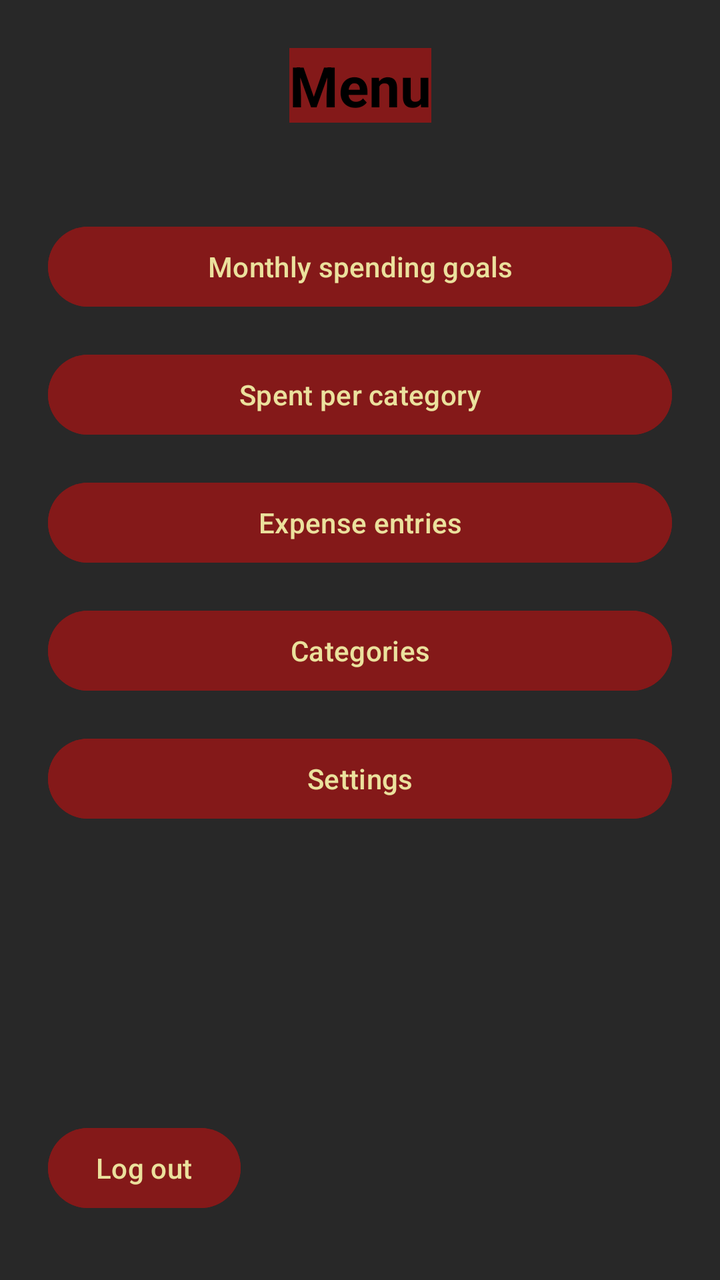
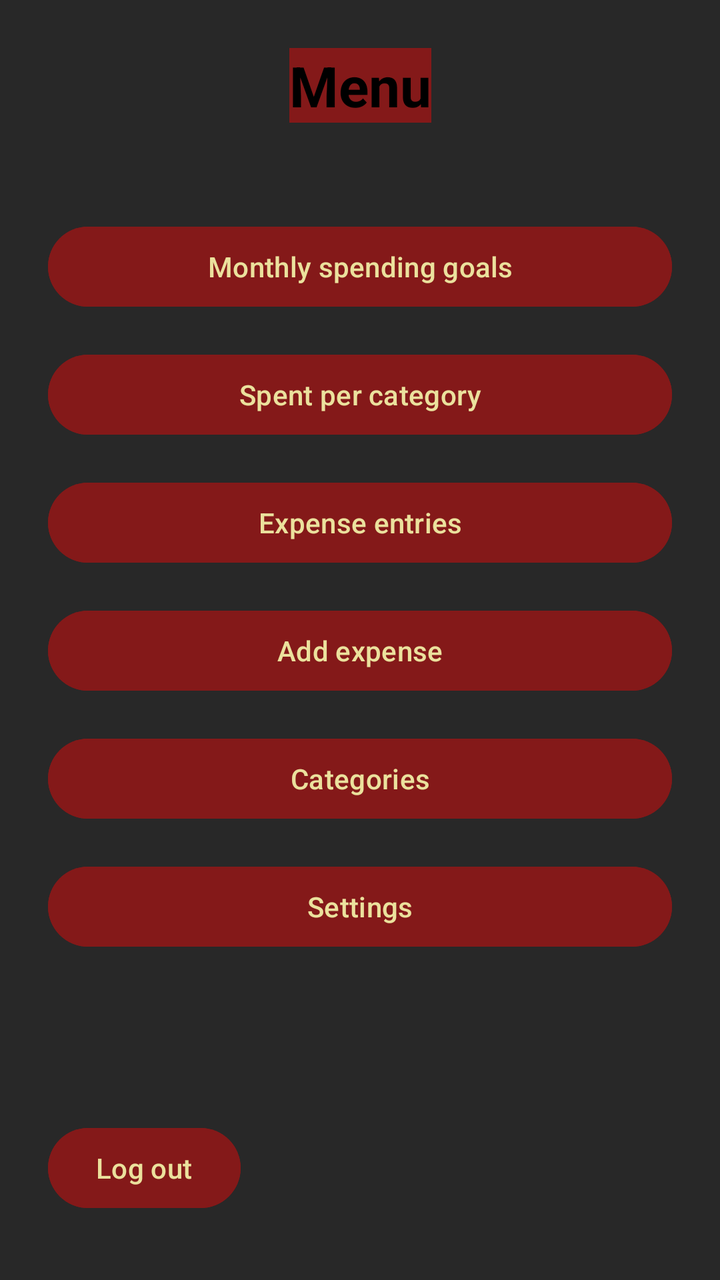

Before-and-after screenshots of an Android layout around one commit, followed by the original layout XML and the change that was made.
<!-- AndroidManifest.xml: application theme Theme.OPSC7311Introduction -->
<!-- res/layout/activity_menu.xml -->
<?xml version="1.0" encoding="utf-8"?>
<androidx.constraintlayout.widget.ConstraintLayout xmlns:android="http://schemas.android.com/apk/res/android"
    xmlns:app="http://schemas.android.com/apk/res-auto"
    xmlns:tools="http://schemas.android.com/tools"
    android:layout_width="match_parent"
    android:layout_height="match_parent"
    android:background="#282828"
    android:padding="24dp"
    tools:context=".Menu">

    <TextView
        android:id="@+id/tvMenuTitle"
        android:layout_width="wrap_content"
        android:layout_height="wrap_content"
        android:background="#841919"
        android:backgroundTint="#841919"
        android:text="Menu"
        android:textColor="#000000"
        android:textSize="28sp"
        android:textStyle="bold"
        app:layout_constraintEnd_toEndOf="parent"
        app:layout_constraintStart_toStartOf="parent"
        app:layout_constraintTop_toTopOf="parent" />

    <Button
        android:id="@+id/btnMonthlyGoals"
        android:layout_width="0dp"
        android:layout_height="wrap_content"
        android:layout_marginTop="48dp"
        android:backgroundTint="#841919"
        android:text="Monthly spending goals"
        android:textColor="#EBE19D"
        app:layout_constraintEnd_toEndOf="parent"
        app:layout_constraintStart_toStartOf="parent"
        app:layout_constraintTop_toBottomOf="@id/tvMenuTitle" />

    <Button
        android:id="@+id/btnCategoryTotals"
        android:layout_width="0dp"
        android:layout_height="wrap_content"
        android:layout_marginTop="16dp"
        android:backgroundTint="#841919"
        android:text="Spent per category"
        android:textColor="#EBE19D"
        app:layout_constraintEnd_toEndOf="parent"
        app:layout_constraintStart_toStartOf="parent"
        app:layout_constraintTop_toBottomOf="@id/btnMonthlyGoals" />

    <Button
        android:id="@+id/btnExpenseList"
        android:layout_width="0dp"
        android:layout_height="wrap_content"
        android:layout_marginTop="16dp"
        android:backgroundTint="#841919"
        android:text="Expense entries"
        android:textColor="#EBE19D"
        app:layout_constraintEnd_toEndOf="parent"
        app:layout_constraintStart_toStartOf="parent"
        app:layout_constraintTop_toBottomOf="@id/btnCategoryTotals" />

    <Button
        android:id="@+id/btnMenuCategories"
        android:layout_width="0dp"
        android:layout_height="wrap_content"
        android:layout_marginTop="16dp"
        android:backgroundTint="#841919"
        android:text="Categories"
        android:textColor="#EBE19D"
        app:layout_constraintEnd_toEndOf="parent"
        app:layout_constraintStart_toStartOf="parent"
        app:layout_constraintTop_toBottomOf="@id/btnExpenseList" />

    <Button
        android:id="@+id/btnMenuSettings"
        android:layout_width="0dp"
        android:layout_height="wrap_content"
        android:layout_marginTop="16dp"
        android:backgroundTint="#841919"
        android:text="Settings"
        android:textColor="#EBE19D"
        app:layout_constraintEnd_toEndOf="parent"
        app:layout_constraintStart_toStartOf="parent"
        app:layout_constraintTop_toBottomOf="@id/btnMenuCategories" />

    <Button
        android:id="@+id/btnLogout"
        android:layout_width="wrap_content"
        android:layout_height="wrap_content"
        android:layout_marginBottom="8dp"
        android:backgroundTint="#841919"
        android:text="Log out"
        android:textColor="#EBE19D"
        app:layout_constraintBottom_toBottomOf="parent"
        app:layout_constraintStart_toStartOf="parent" />

</androidx.constraintlayout.widget.ConstraintLayout>
<!-- resources referenced by this layout -->
<resources>
  <style name="Theme.OPSC7311Introduction" parent="Base.Theme.OPSC7311Introduction" />
  <style name="Base.Theme.OPSC7311Introduction" parent="Theme.Material3.DayNight.NoActionBar">
          
          
      </style>
</resources>

<!-- the commit's change to res/layout/activity_menu.xml (unified diff, before → after) -->
@@ -59,14 +59,27 @@
         app:layout_constraintTop_toBottomOf="@id/btnCategoryTotals" />
 
     <Button
-        android:id="@+id/btnMenuCategories"
+        android:id="@+id/btnAddExpense"
         android:layout_width="0dp"
         android:layout_height="wrap_content"
         android:layout_marginTop="16dp"
         android:backgroundTint="#841919"
+        android:text="Add expense"
+        android:textColor="#EBE19D"
+        app:layout_constraintEnd_toEndOf="parent"
+        app:layout_constraintStart_toStartOf="parent"
+        app:layout_constraintTop_toBottomOf="@id/btnExpenseList" />
+
+    <Button
+        android:id="@+id/btnMenuCategories"
+        android:layout_width="0dp"
+        android:layout_height="wrap_content"
+        android:layout_marginTop="80dp"
+        android:backgroundTint="#841919"
         android:text="Categories"
         android:textColor="#EBE19D"
         app:layout_constraintEnd_toEndOf="parent"
+        app:layout_constraintHorizontal_bias="0.0"
         app:layout_constraintStart_toStartOf="parent"
         app:layout_constraintTop_toBottomOf="@id/btnExpenseList" />
 
